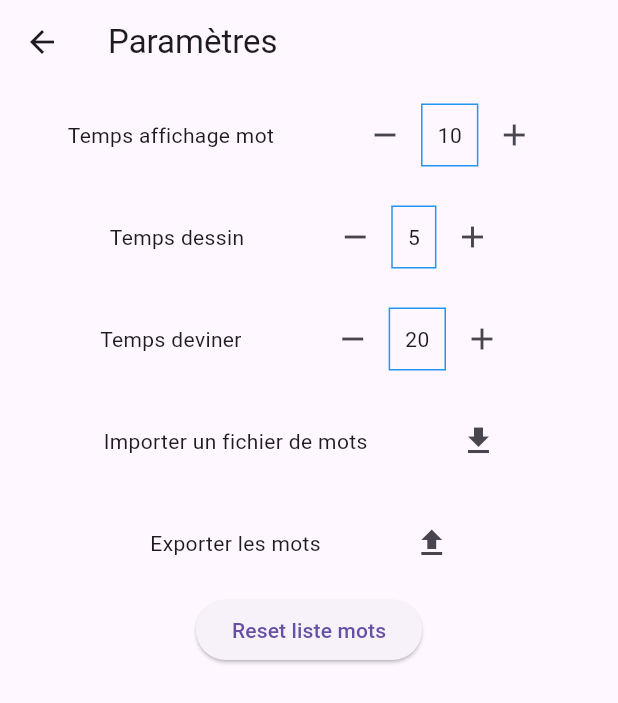
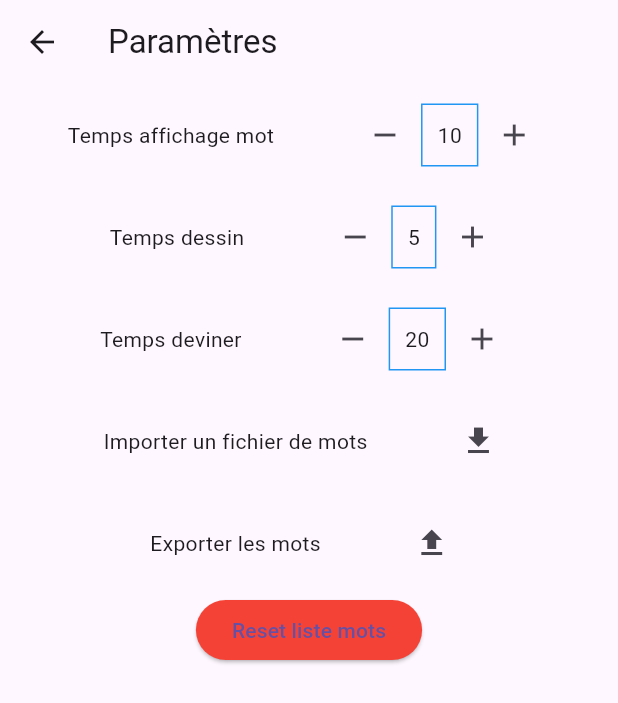
Before and after one commit to fricht/paltan, a Flutter app: the Settings screen opened directly, on a phone screen of 412 x 824 dp. Shown: the top 703 px of the screen. Run offline on Flutter 3.47's test engine with Material 3 defaults, Android fonts, the phone set to English and light mode, and no system bars; our stand-ins replace audioplayers, file_picker, shared_preferences; accounts and stored records are empty.

Commit message:
UI changes

```diff
--- a/lib/settings.dart
+++ b/lib/settings.dart
@@ -105,7 +105,7 @@ class _SettingsState extends State<Settings> {
             TextButton(onPressed: () {
               Navigator.of(context).pop();
               flushWords();
-            }, child: const Text("Tout suprimer")),
+            }, child: const Text("Tout suprimer", style: TextStyle(color: Colors.red))),
           ],
         );
       }
@@ -185,7 +185,11 @@ class _SettingsState extends State<Settings> {
               ],
             ),
           ),
-          ElevatedButton(onPressed: showConfirmFlushWordsDialog, child: const Text("Reset liste mots")),
+          ElevatedButton(
+            onPressed: showConfirmFlushWordsDialog,
+            style: const ButtonStyle(backgroundColor: MaterialStatePropertyAll<Color>(Colors.red)),
+            child: const Text("Reset liste mots"),
+          ),
         ];
       });
     });
```
